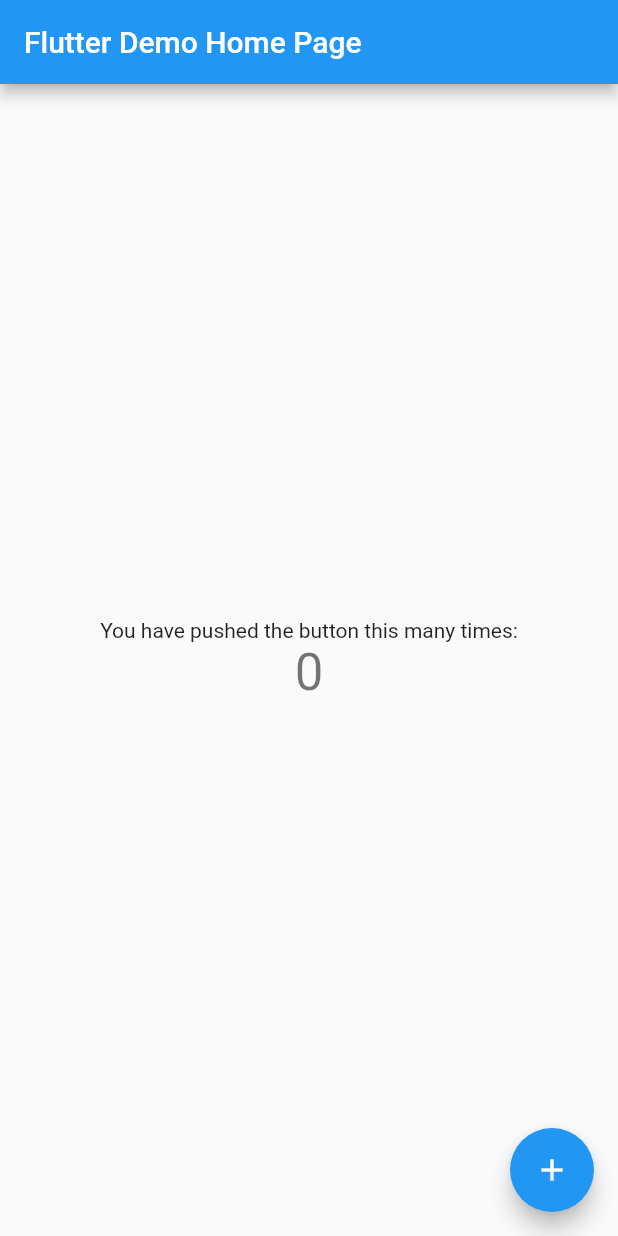
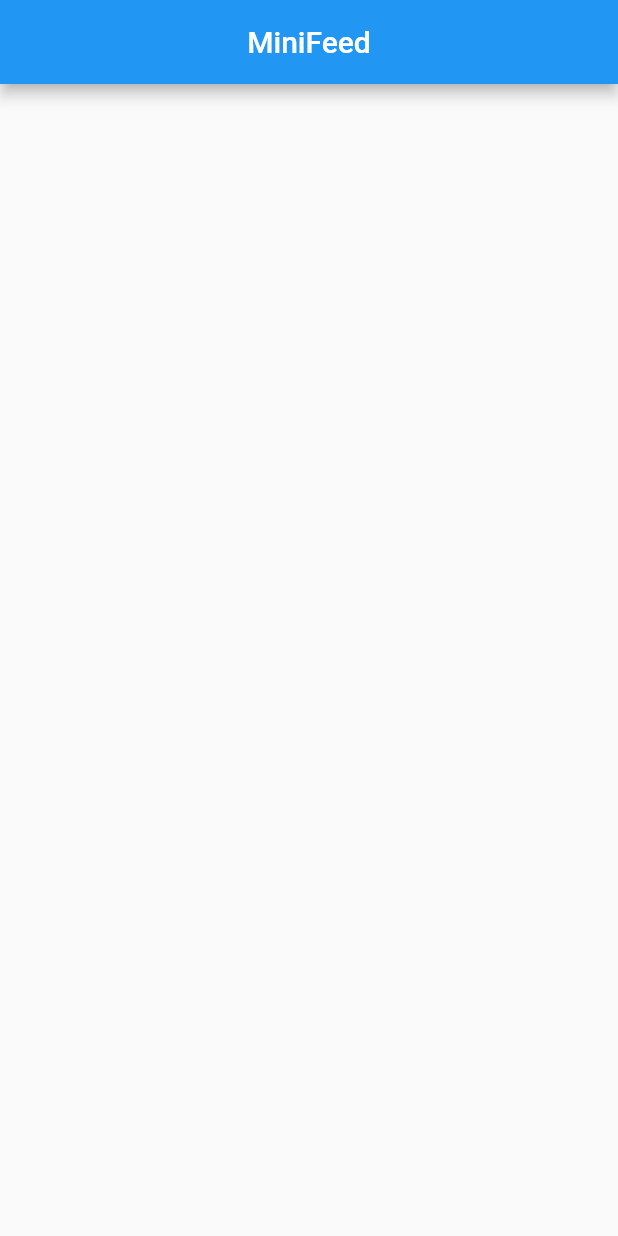
Before and after one commit to ArthurAMP/mini_feed_project, a Flutter app: the screen it shows after launch, on a phone screen of 412 x 824 dp. Run offline on Flutter 3.47's test engine with Material 2 defaults, Android fonts, the phone set to English and light mode, and no system bars.

Commit message:
Add basic app

```diff
--- a/lib/main.dart
+++ b/lib/main.dart
@@ -1,115 +1,21 @@
 import 'package:flutter/material.dart';
+import 'package:mini_feed_project/views/home_page.dart';
 
 void main() {
-  runApp(const MyApp());
+  runApp(const App());
 }
 
-class MyApp extends StatelessWidget {
-  const MyApp({Key? key}) : super(key: key);
+class App extends StatelessWidget {
+  const App({Key? key}) : super(key: key);
 
-  // This widget is the root of your application.
   @override
   Widget build(BuildContext context) {
     return MaterialApp(
-      title: 'Flutter Demo',
-      theme: ThemeData(
-        // This is the theme of your application.
-        //
-        // Try running your application with "flutter run". You'll see the
-        // application has a blue toolbar. Then, without quitting the app, try
-        // changing the primarySwatch below to Colors.green and then invoke
-        // "hot reload" (press "r" in the console where you ran "flutter run",
-        // or simply save your changes to "hot reload" in a Flutter IDE).
-        // Notice that the counter didn't reset back to zero; the application
-        // is not restarted.
-        primarySwatch: Colors.blue,
+      title: "MiniFeed",
+      home: Scaffold(
+        appBar: AppBar(title: const Center(child: Text("MiniFeed"))),
+        body: const HomePage(),
       ),
-      home: const MyHomePage(title: 'Flutter Demo Home Page'),
     );
   }
 }
-
-class MyHomePage extends StatefulWidget {
-  const MyHomePage({Key? key, required this.title}) : super(key: key);
-
-  // This widget is the home page of your application. It is stateful, meaning
-  // that it has a State object (defined below) that contains fields that affect
-  // how it looks.
-
-  // This class is the configuration for the state. It holds the values (in this
-  // case the title) provided by the parent (in this case the App widget) and
-  // used by the build method of the State. Fields in a Widget subclass are
-  // always marked "final".
-
-  final String title;
-
-  @override
-  State<MyHomePage> createState() => _MyHomePageState();
-}
-
-class _MyHomePageState extends State<MyHomePage> {
-  int _counter = 0;
-
-  void _incrementCounter() {
-    setState(() {
-      // This call to setState tells the Flutter framework that something has
-      // changed in this State, which causes it to rerun the build method below
-      // so that the display can reflect the updated values. If we changed
-      // _counter without calling setState(), then the build method would not be
-      // called again, and so nothing would appear to happen.
-      _counter++;
-    });
-  }
-
-  @override
-  Widget build(BuildContext context) {
-    // This method is rerun every time setState is called, for instance as done
-    // by the _incrementCounter method above.
-    //
-    // The Flutter framework has been optimized to make rerunning build methods
-    // fast, so that you can just rebuild anything that needs updating rather
-    // than having to individually change instances of widgets.
-    return Scaffold(
-      appBar: AppBar(
-        // Here we take the value from the MyHomePage object that was created by
-        // the App.build method, and use it to set our appbar title.
-        title: Text(widget.title),
-      ),
-      body: Center(
-        // Center is a layout widget. It takes a single child and positions it
-        // in the middle of the parent.
-        child: Column(
-          // Column is also a layout widget. It takes a list of children and
-          // arranges them vertically. By default, it sizes itself to fit its
-          // children horizontally, and tries to be as tall as its parent.
-          //
-          // Invoke "debug painting" (press "p" in the console, choose the
-          // "Toggle Debug Paint" action from the Flutter Inspector in Android
-          // Studio, or the "Toggle Debug Paint" command in Visual Studio Code)
-          // to see the wireframe for each widget.
-          //
-          // Column has various properties to control how it sizes itself and
-          // how it positions its children. Here we use mainAxisAlignment to
-          // center the children vertically; the main axis here is the vertical
-          // axis because Columns are vertical (the cross axis would be
-          // horizontal).
-          mainAxisAlignment: MainAxisAlignment.center,
-          children: <Widget>[
-            const Text(
-              'You have pushed the button this many times:',
-            ),
-            Text(
-              '$_counter',
-              style: Theme.of(context).textTheme.headline4,
-            ),
-          ],
-        ),
-      ),
-      floatingActionButton: FloatingActionButton(
-        onPressed: _incrementCounter,
-        tooltip: 'Increment',
-        child: const Icon(Icons.add),
-      ), // This trailing comma makes auto-formatting nicer for build methods.
-    );
-  }
-}
--- /dev/null
+++ b/lib/views/home_page.dart
@@ -0,0 +1,26 @@
+import 'package:flutter/material.dart';
+
+class HomePage extends StatelessWidget {
+  const HomePage({Key? key}) : super(key: key);
+
+  @override
+  Widget build(BuildContext context) {
+    return const Center(
+      child: PostList(),
+    );
+  }
+}
+
+class PostList extends StatefulWidget {
+  const PostList({Key? key}) : super(key: key);
+
+  @override
+  State<PostList> createState() => _PostListState();
+}
+
+class _PostListState extends State<PostList> {
+  @override
+  Widget build(BuildContext context) {
+    return Container();
+  }
+}
```
